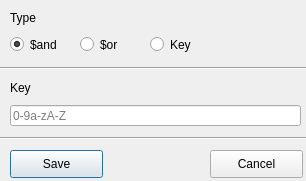
Above: FireDogEditor/FireDogFeatureRuleInfo.ui from MountCloud/FireDog before the change. Below: the same form after it.
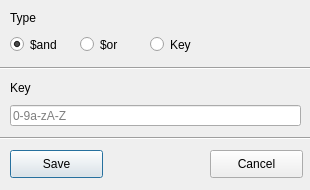
That is the form after the change.

Commit message: 界面国际化

```diff
--- a/FireDogEditor/FireDogFeatureRuleInfo.ui
+++ b/FireDogEditor/FireDogFeatureRuleInfo.ui
@@ -6,8 +6,8 @@
    <rect>
     <x>0</x>
     <y>0</y>
-    <width>306</width>
-    <height>181</height>
+    <width>310</width>
+    <height>190</height>
    </rect>
   </property>
   <property name="minimumSize">
```
The commit also changes 7 other files.
